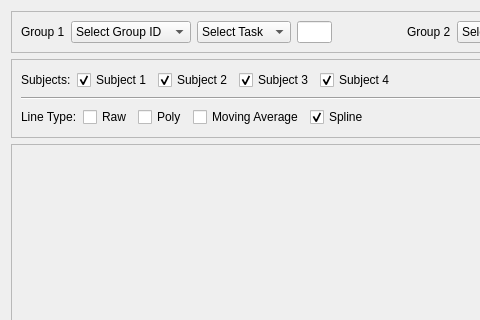
Old version of the form nonverbal_communication_analysis/m6_Visualization/UI/feature_comparator.ui in the repository fraza0/nonverbal_communication_analysis; both pictures show x 0 to 480 and y 0 to 320 of the 1125 by 720 pixel window.
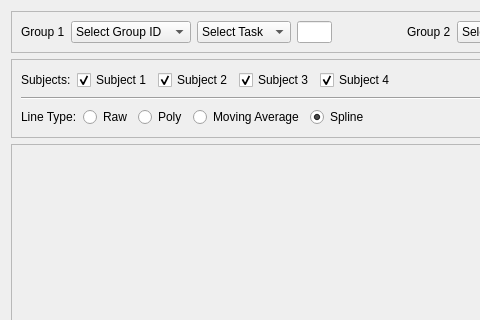
New version of the form.

Diff of the .ui file:
```diff
--- a/nonverbal_communication_analysis/m6_Visualization/UI/feature_comparator.ui
+++ b/nonverbal_communication_analysis/m6_Visualization/UI/feature_comparator.ui
@@ -458,28 +458,28 @@
          </widget>
         </item>
         <item>
-         <widget class="QCheckBox" name="chb_raw">
+         <widget class="QRadioButton" name="rad_raw">
           <property name="text">
            <string>Raw</string>
           </property>
          </widget>
         </item>
         <item>
-         <widget class="QCheckBox" name="chb_poly">
+         <widget class="QRadioButton" name="rad_poly">
           <property name="text">
            <string>Poly</string>
           </property>
          </widget>
         </item>
         <item>
-         <widget class="QCheckBox" name="chb_moving_avg">
+         <widget class="QRadioButton" name="rad_moving_avg">
           <property name="text">
            <string>Moving Average</string>
           </property>
          </widget>
         </item>
         <item>
-         <widget class="QCheckBox" name="chb_spline">
+         <widget class="QRadioButton" name="rad_spline">
           <property name="text">
            <string>Spline</string>
           </property>
```
